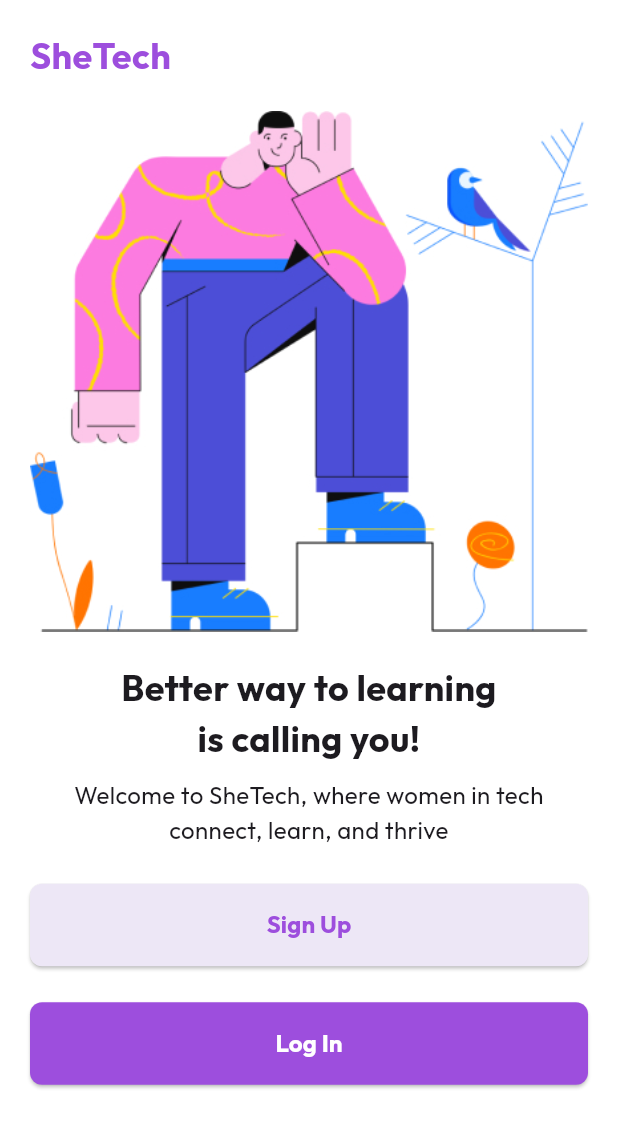
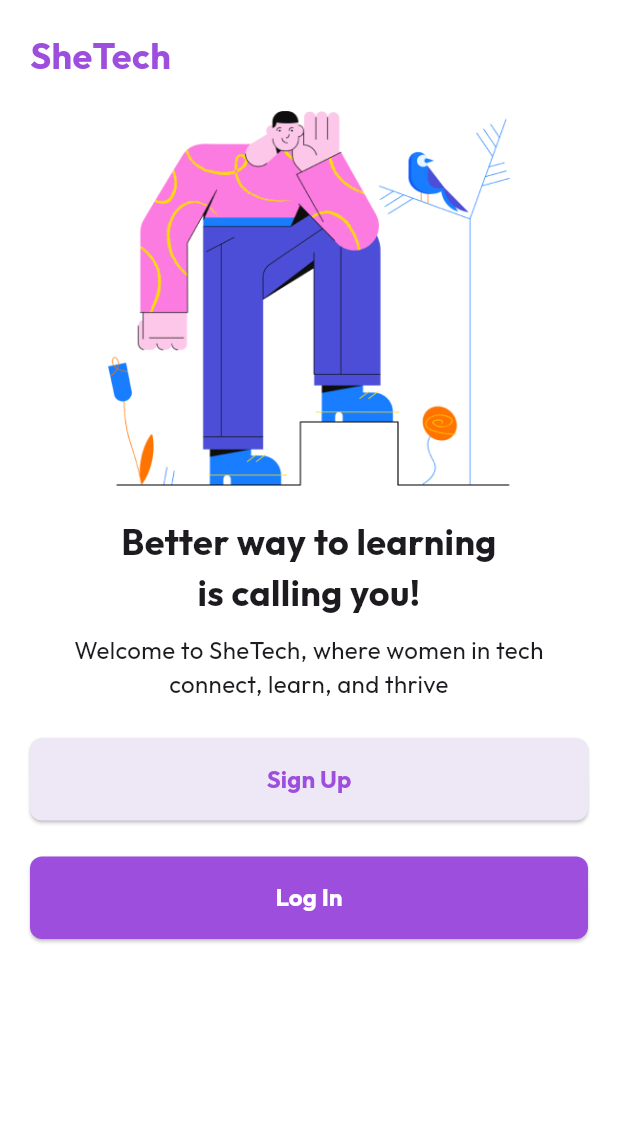
Before and after one commit to uwituzeb/SheTech-frontend, a Flutter app: the screen it shows after launch, on a phone screen of 412 x 824 dp. Shown: the top 1128 px of the screen. Run offline on Flutter 3.47's test engine with Material 3 defaults, Android fonts, the phone set to English and light mode, and no system bars.

Commit message:
Update welcome_screen.dart

```diff
--- a/shetech_app/lib/welcome_screen.dart
+++ b/shetech_app/lib/welcome_screen.dart
@@ -26,6 +26,8 @@ class WelcomeScreen extends StatelessWidget {
               const SizedBox(height: 20),
               Image.asset(
                 'images/img.jpg',
+                width: 250,
+                height: 250,
                 fit: BoxFit.contain,
               ),
               const SizedBox(height: 20),
```
